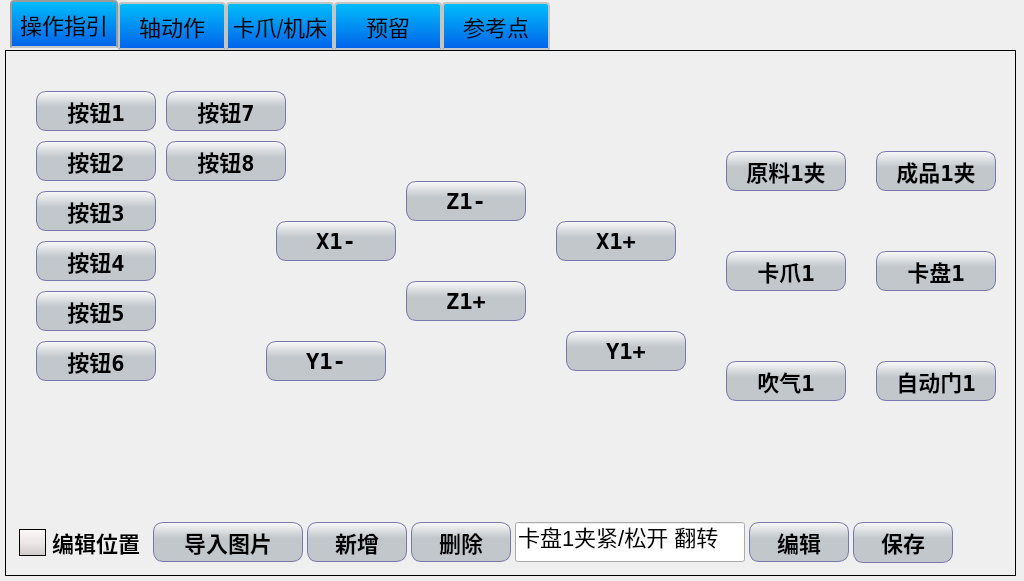
The window that manualform.ui (Jade-yun/MachineTool) describes before a commit, drawn with Qt 5.
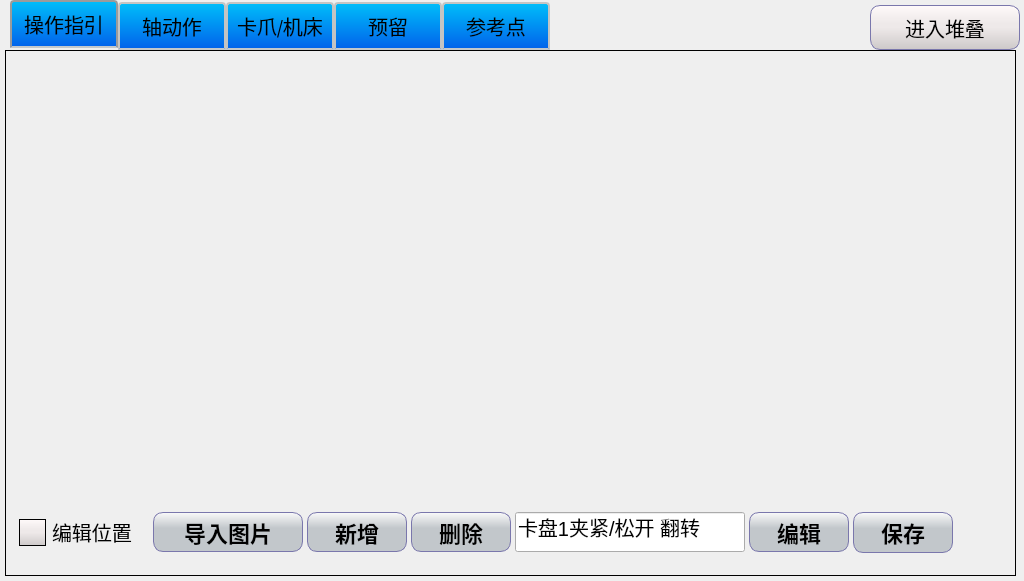
The same window after the commit. The open tabs and pages were chosen to show the change. Icons and pictures are not drawn.

The edit to the form file:
```diff
--- a/manualform.ui
+++ b/manualform.ui
@@ -16,12 +16,25 @@
   <property name="styleSheet">
    <string notr="true">QLabel { 
 	font-family: 'SimSun';
-	font-size: 22px; 
+	font-size: 20px; 
 }
+
+
 QWidget{ 
 	font-family: 'SimSun';
-	font-size: 22px; 
+	font-size: 20px; 
 }
+
+/*******************************************************/
+QCheckBox::indicator {
+        background-color: qlineargradient(x1 : 0, y1 : 0, x2 : 1, y2 : 0,stop : 0 #FFFFFF, stop: 1 #C0C0C0); 
+    }
+QCheckBox::indicator:checked {
+background-color: qlineargradient(x1 : 0, y1 : 0, x2 : 1, y2 : 0,stop : 0 #F8F8FF, stop: 1 #1E90FF); 
+        image: url(:/images/check_mark1.png);
+        border-image: none;
+    }
+
 /************************************************/
 QPushButton
 {
@@ -32,7 +45,7 @@
     border-radius:10px; /*边框倒角*/
 
 	font-family: DejaVuSansMono;
-	font-size: 22px; 
+	font-weight:normal;
 	font-family: 'SimSun';
 	background: qlineargradient(x1: 0, y1: 0, x2: 0, y2: 1,stop: 0 #FFFAFA, stop: 0.4 #EEE9E9,stop: 0.5 #EEE9E9, stop: 1.0 #CDC9C9);
 
@@ -48,8 +61,8 @@
 }
 /*****************************************************/
 QCheckBox { 
-font-size: 22px;
-font-weight:bold;
+font-size: 20px;
+font-weight:normal;
 font-family: 'SimSun';
 }
 QCheckBox::indicator{
@@ -58,6 +71,31 @@
 border: 1px solid black; 
 background-color: qlineargradient(x1: 0, y1: 0, x2: 0, y2: 1,stop: 0 #FFFAFA, stop: 0.4 #EEE9E9,stop: 0.5 #EEE9E9, stop: 1.0 #CDC9C9);
 }
+
+/*****************************************************************/
+QComboBox::!editable {
+                      border: 2px solid #808A87; /* 边框宽度和颜色 */
+                       }
+QComboBox::drop-down {
+    subcontrol-origin: padding-right;
+    subcontrol-position: top right;
+    width: 20px; /* 下拉箭头宽度 */
+    border-left-width: 2px; /* 文本和箭头之间的分隔线宽度 */
+    border-left-color: gray; /* 文本和箭头之间的分隔线颜色 */
+    border-left-style: solid; /* 文本和箭头之间的分隔线样式 */
+}
+QComboBox::down-arrow {
+    image: url(:/images/arrow_down_normal.png); /* 自定义下拉箭头图片 */
+}
+
+QComboBox QAbstractItemView::item:hover{ 
+  background-color:#409CE1;
+  color:rgb(252, 233, 79);
+}
+QComboBox QAbstractItemView::item:selected{
+  background-color:#409CE1;
+  color:rgb(252, 233, 79);
+}
 /**************************************************/
 QTabWidget::tab-bar{
         alignment:left;
@@ -119,7 +157,20 @@
 
 QTabWidget::pane {
     border: 1px solid #000000; /* 设置边框样式和颜色 */
-}</string>
+}
+
+/******************************************************/
+QGroupBox {
+	border: 1px solid black;
+	border-radius:5px;
+	margin-top:10px; 
+}
+QGroupBox::title { 
+	subcontrol-origin: margin;
+	left: 10px;
+	bottom: 5px;
+}
+</string>
   </property>
   <widget class="QTabWidget" name="tabWidgetSig">
    <property name="geometry">
@@ -168,731 +219,11 @@
     <attribute name="title">
      <string>操作指引</string>
     </attribute>
-    <widget class="QPushButton" name="btn_Z1_cut">
-     <property name="geometry">
-      <rect>
-       <x>400</x>
-       <y>130</y>
-       <width>120</width>
-       <height>40</height>
-      </rect>
-     </property>
-     <property name="minimumSize">
-      <size>
-       <width>120</width>
-       <height>40</height>
-      </size>
-     </property>
-     <property name="maximumSize">
-      <size>
-       <width>120</width>
-       <height>40</height>
-      </size>
-     </property>
-     <property name="font">
-      <font>
-       <family>SimSun</family>
-       <pointsize>-1</pointsize>
-       <weight>75</weight>
-       <bold>true</bold>
-      </font>
-     </property>
-     <property name="styleSheet">
-      <string notr="true"/>
-     </property>
-     <property name="text">
-      <string>Z1-</string>
-     </property>
-    </widget>
-    <widget class="QPushButton" name="btn_X1_cut">
-     <property name="geometry">
-      <rect>
-       <x>270</x>
-       <y>170</y>
-       <width>120</width>
-       <height>40</height>
-      </rect>
-     </property>
-     <property name="minimumSize">
-      <size>
-       <width>120</width>
-       <height>40</height>
-      </size>
-     </property>
-     <property name="maximumSize">
-      <size>
-       <width>120</width>
-       <height>40</height>
-      </size>
-     </property>
-     <property name="font">
-      <font>
-       <family>SimSun</family>
-       <pointsize>-1</pointsize>
-       <weight>75</weight>
-       <bold>true</bold>
-      </font>
-     </property>
-     <property name="styleSheet">
-      <string notr="true"/>
-     </property>
-     <property name="text">
-      <string>X1-</string>
-     </property>
-    </widget>
-    <widget class="QPushButton" name="btn_Z1_add">
-     <property name="geometry">
-      <rect>
-       <x>400</x>
-       <y>230</y>
-       <width>120</width>
-       <height>40</height>
-      </rect>
-     </property>
-     <property name="minimumSize">
-      <size>
-       <width>120</width>
-       <height>40</height>
-      </size>
-     </property>
-     <property name="maximumSize">
-      <size>
-       <width>120</width>
-       <height>40</height>
-      </size>
-     </property>
-     <property name="font">
-      <font>
-       <family>SimSun</family>
-       <pointsize>-1</pointsize>
-       <weight>75</weight>
-       <bold>true</bold>
-      </font>
-     </property>
-     <property name="styleSheet">
-      <string notr="true"/>
-     </property>
-     <property name="text">
-      <string>Z1+</string>
-     </property>
-    </widget>
-    <widget class="QPushButton" name="btn_X1_add">
-     <property name="geometry">
-      <rect>
-       <x>550</x>
-       <y>170</y>
-       <width>120</width>
-       <height>40</height>
-      </rect>
-     </property>
-     <property name="minimumSize">
-      <size>
-       <width>120</width>
-       <height>40</height>
-      </size>
-     </property>
-     <property name="maximumSize">
-      <size>
-       <width>120</width>
-       <height>40</height>
-      </size>
-     </property>
-     <property name="font">
-      <font>
-       <family>SimSun</family>
-       <pointsize>-1</pointsize>
-       <weight>75</weight>
-       <bold>true</bold>
-      </font>
-     </property>
-     <property name="styleSheet">
-      <string notr="true"/>
-     </property>
-     <property name="text">
-      <string>X1+</string>
-     </property>
-    </widget>
-    <widget class="QPushButton" name="btn_Y1_cut">
-     <property name="geometry">
-      <rect>
-       <x>260</x>
-       <y>290</y>
-       <width>120</width>
-       <height>40</height>
-      </rect>
-     </property>
-     <property name="minimumSize">
-      <size>
-       <width>120</width>
-       <height>40</height>
-      </size>
-     </property>
-     <property name="maximumSize">
-      <size>
-       <width>120</width>
-       <height>40</height>
-      </size>
-     </property>
-     <property name="font">
-      <font>
-       <family>SimSun</family>
-       <pointsize>-1</pointsize>
-       <weight>75</weight>
-       <bold>true</bold>
-      </font>
-     </property>
-     <property name="styleSheet">
-      <string notr="true"/>
-     </property>
-     <property name="text">
-      <string>Y1-</string>
-     </property>
-    </widget>
-    <widget class="QPushButton" name="btn_Y1_add">
-     <property name="geometry">
-      <rect>
-       <x>560</x>
-       <y>280</y>
-       <width>120</width>
-       <height>40</height>
-      </rect>
-     </property>
-     <property name="minimumSize">
-      <size>
-       <width>120</width>
-       <height>40</height>
-      </size>
-     </property>
-     <property name="maximumSize">
-      <size>
-       <width>120</width>
-       <height>40</height>
-      </size>
-     </property>
-     <property name="font">
-      <font>
-       <family>SimSun</family>
-       <pointsize>-1</pointsize>
-       <weight>75</weight>
-       <bold>true</bold>
-      </font>
-     </property>
-     <property name="styleSheet">
-      <string notr="true"/>
-     </property>
-     <property name="text">
-      <string>Y1+</string>
-     </property>
-    </widget>
-    <widget class="QPushButton" name="btn_material1">
-     <property name="geometry">
-      <rect>
-       <x>720</x>
-       <y>100</y>
-       <width>120</width>
-       <height>40</height>
-      </rect>
-     </property>
-     <property name="minimumSize">
-      <size>
-       <width>120</width>
-       <height>40</height>
-      </size>
-     </property>
-     <property name="maximumSize">
-      <size>
-       <width>120</width>
-       <height>40</height>
-      </size>
-     </property>
-     <property name="font">
-      <font>
-       <family>SimSun</family>
-       <pointsize>-1</pointsize>
-       <weight>75</weight>
-       <bold>true</bold>
-      </font>
-     </property>
-     <property name="styleSheet">
-      <string notr="true"/>
-     </property>
-     <property name="text">
-      <string>原料1夹</string>
-     </property>
-    </widget>
-    <widget class="QPushButton" name="btn_product1">
-     <property name="geometry">
-      <rect>
-       <x>870</x>
-       <y>100</y>
-       <width>120</width>
-       <height>40</height>
-      </rect>
-     </property>
-     <property name="minimumSize">
-      <size>
-       <width>120</width>
-       <height>40</height>
-      </size>
-     </property>
-     <property name="maximumSize">
-      <size>
-       <width>120</width>
-       <height>40</height>
-      </size>
-     </property>
-     <property name="font">
-      <font>
-       <family>SimSun</family>
-       <pointsize>-1</pointsize>
-       <weight>75</weight>
-       <bold>true</bold>
-      </font>
-     </property>
-     <property name="styleSheet">
-      <string notr="true"/>
-     </property>
-     <property name="text">
-      <string>成品1夹</string>
-     </property>
-    </widget>
-    <widget class="QPushButton" name="btn_chuck1">
-     <property name="geometry">
-      <rect>
-       <x>870</x>
-       <y>200</y>
-       <width>120</width>
-       <height>40</height>
-      </rect>
-     </property>
-     <property name="minimumSize">
-      <size>
-       <width>120</width>
-       <height>40</height>
-      </size>
-     </property>
-     <property name="maximumSize">
-      <size>
-       <width>120</width>
-       <height>40</height>
-      </size>
-     </property>
-     <property name="font">
-      <font>
-       <family>SimSun</family>
-       <pointsize>-1</pointsize>
-       <weight>75</weight>
-       <bold>true</bold>
-      </font>
-     </property>
-     <property name="styleSheet">
-      <string notr="true"/>
-     </property>
-     <property name="text">
-      <string>卡盘1</string>
-     </property>
-    </widget>
-    <widget class="QPushButton" name="btn_claw1">
-     <property name="geometry">
-      <rect>
-       <x>720</x>
-       <y>200</y>
-       <width>120</width>
-       <height>40</height>
-      </rect>
-     </property>
-     <property name="minimumSize">
-      <size>
-       <width>120</width>
-       <height>40</height>
-      </size>
-     </property>
-     <property name="maximumSize">
-      <size>
-       <width>120</width>
-       <height>40</height>
-      </size>
-     </property>
-     <property name="font">
-      <font>
-       <family>SimSun</family>
-       <pointsize>-1</pointsize>
-       <weight>75</weight>
-       <bold>true</bold>
-      </font>
-     </property>
-     <property name="styleSheet">
-      <string notr="true"/>
-     </property>
-     <property name="text">
-      <string>卡爪1</string>
-     </property>
-    </widget>
-    <widget class="QPushButton" name="btn_autoDoor1">
-     <property name="geometry">
-      <rect>
-       <x>870</x>
-       <y>310</y>
-       <width>120</width>
-       <height>40</height>
-      </rect>
-     </property>
-     <property name="minimumSize">
-      <size>
-       <width>120</width>
-       <height>40</height>
-      </size>
-     </property>
-     <property name="maximumSize">
-      <size>
-       <width>120</width>
-       <height>40</height>
-      </size>
-     </property>
-     <property name="font">
-      <font>
-       <family>SimSun</family>
-       <pointsize>-1</pointsize>
-       <weight>75</weight>
-       <bold>true</bold>
-      </font>
-     </property>
-     <property name="styleSheet">
-      <string notr="true"/>
-     </property>
-     <property name="text">
-      <string>自动门1</string>
-     </property>
-    </widget>
-    <widget class="QPushButton" name="btn_gass1">
-     <property name="geometry">
-      <rect>
-       <x>720</x>
-       <y>310</y>
-       <width>120</width>
-       <height>40</height>
-      </rect>
-     </property>
-     <property name="minimumSize">
-      <size>
-       <width>120</width>
-       <height>40</height>
-      </size>
-     </property>
-     <property name="maximumSize">
-      <size>
-       <width>120</width>
-       <height>40</height>
-      </size>
-     </property>
-     <property name="font">
-      <font>
-       <family>SimSun</family>
-       <pointsize>-1</pointsize>
-       <weight>75</weight>
-       <bold>true</bold>
-      </font>
-     </property>
-     <property name="styleSheet">
-      <string notr="true"/>
-     </property>
-     <property name="text">
-      <string>吹气1</string>
-     </property>
-    </widget>
-    <widget class="QPushButton" name="btn_claw1_2">
-     <property name="geometry">
-      <rect>
-       <x>30</x>
-       <y>90</y>
-       <width>120</width>
-       <height>40</height>
-      </rect>
-     </property>
-     <property name="minimumSize">
-      <size>
-       <width>120</width>
-       <height>40</height>
-      </size>
-     </property>
-     <property name="maximumSize">
-      <size>
-       <width>120</width>
-       <height>40</height>
-      </size>
-     </property>
-     <property name="font">
-      <font>
-       <family>SimSun</family>
-       <pointsize>-1</pointsize>
-       <weight>75</weight>
-       <bold>true</bold>
-      </font>
-     </property>
-     <property name="styleSheet">
-      <string notr="true"/>
-     </property>
-     <property name="text">
-      <string>按钮2</string>
-     </property>
-    </widget>
-    <widget class="QPushButton" name="btn_material1_2">
-     <property name="geometry">
-      <rect>
-       <x>30</x>
-       <y>40</y>
-       <width>120</width>
-       <height>40</height>
-      </rect>
-     </property>
-     <property name="minimumSize">
-      <size>
-       <width>120</width>
-       <height>40</height>
-      </size>
-     </property>
-     <property name="maximumSize">
-      <size>
-       <width>120</width>
-       <height>40</height>
-      </size>
-     </property>
-     <property name="font">
-      <font>
-       <family>SimSun</family>
-       <pointsize>-1</pointsize>
-       <weight>75</weight>
-       <bold>true</bold>
-      </font>
-     </property>
-     <property name="styleSheet">
-      <string notr="true"/>
-     </property>
-     <property name="text">
-      <string>按钮1</string>
-     </property>
-    </widget>
-    <widget class="QPushButton" name="btn_gass1_2">
-     <property name="geometry">
-      <rect>
-       <x>30</x>
-       <y>140</y>
-       <width>120</width>
-       <height>40</height>
-      </rect>
-     </property>
-     <property name="minimumSize">
-      <size>
-       <width>120</width>
-       <height>40</height>
-      </size>
-     </property>
-     <property name="maximumSize">
-      <size>
-       <width>120</width>
-       <height>40</height>
-      </size>
-     </property>
-     <property name="font">
-      <font>
-       <family>SimSun</family>
-       <pointsize>-1</pointsize>
-       <weight>75</weight>
-       <bold>true</bold>
-      </font>
-     </property>
-     <property name="styleSheet">
-      <string notr="true"/>
-     </property>
-     <property name="text">
-      <string>按钮3</string>
-     </property>
-    </widget>
-    <widget class="QPushButton" name="btn_material1_3">
-     <property name="geometry">
-      <rect>
-       <x>30</x>
-       <y>190</y>
-       <width>120</width>
-       <height>40</height>
-      </rect>
-     </property>
-     <property name="minimumSize">
-      <size>
-       <width>120</width>
-       <height>40</height>
-      </size>
-     </property>
-     <property name="maximumSize">
-      <size>
-       <width>120</width>
-       <height>40</height>
-      </size>
-     </property>
-     <property name="font">
-      <font>
-       <family>SimSun</family>
-       <pointsize>-1</pointsize>
-       <weight>75</weight>
-       <bold>true</bold>
-      </font>
-     </property>
-     <property name="styleSheet">
-      <string notr="true"/>
-     </property>
-     <property name="text">
-      <string>按钮4</string>
-     </property>
-    </widget>
-    <widget class="QPushButton" name="btn_gass1_3">
-     <property name="geometry">
-      <rect>
-       <x>30</x>
-       <y>290</y>
-       <width>120</width>
-       <height>40</height>
-      </rect>
-     </property>
-     <property name="minimumSize">
-      <size>
-       <width>120</width>
-       <height>40</height>
-      </size>
-     </property>
-     <property name="maximumSize">
-      <size>
-       <width>120</width>
-       <height>40</height>
-      </size>
-     </property>
-     <property name="font">
-      <font>
-       <family>SimSun</family>
-       <pointsize>-1</pointsize>
-       <weight>75</weight>
-       <bold>true</bold>
-      </font>
-     </property>
-     <property name="styleSheet">
-      <string notr="true"/>
-     </property>
-     <property name="text">
-      <string>按钮6</string>
-     </property>
-    </widget>
-    <widget class="QPushButton" name="btn_claw1_3">
-     <property name="geometry">
-      <rect>
-       <x>30</x>
-       <y>240</y>
-       <width>120</width>
-       <height>40</height>
-      </rect>
-     </property>
-     <property name="minimumSize">
-      <size>
-       <width>120</width>
-       <height>40</height>
-      </size>
-     </property>
-     <property name="maximumSize">
-      <size>
-       <width>120</width>
-       <height>40</height>
-      </size>
-     </property>
-     <property name="font">
-      <font>
-       <family>SimSun</family>
-       <pointsize>-1</pointsize>
-       <weight>75</weight>
-       <bold>true</bold>
-      </font>
-     </property>
-     <property name="styleSheet">
-      <string notr="true"/>
-     </property>
-     <property name="text">
-      <string>按钮5</string>
-     </property>
-    </widget>
-    <widget class="QPushButton" name="btn_claw1_4">
-     <property name="geometry">
-      <rect>
-       <x>160</x>
-       <y>90</y>
-       <width>120</width>
-       <height>40</height>
-      </rect>
-     </property>
-     <property name="minimumSize">
-      <size>
-       <width>120</width>
-       <height>40</height>
-      </size>
-     </property>
-     <property name="maximumSize">
-      <size>
-       <width>120</width>
-       <height>40</height>
-      </size>
-     </property>
-     <property name="font">
-      <font>
-       <family>SimSun</family>
-       <pointsize>-1</pointsize>
-       <weight>75</weight>
-       <bold>true</bold>
-      </font>
-     </property>
-     <property name="styleSheet">
-      <string notr="true"/>
-     </property>
-     <property name="text">
-      <string>按钮8</string>
-     </property>
-    </widget>
-    <widget class="QPushButton" name="btn_material1_4">
-     <property name="geometry">
-      <rect>
-       <x>160</x>
-       <y>40</y>
-       <width>120</width>
-       <height>40</height>
-      </rect>
-     </property>
-     <property name="minimumSize">
-      <size>
-       <width>120</width>
-       <height>40</height>
-      </size>
-     </property>
-     <property name="maximumSize">
-      <size>
-       <width>120</width>
-       <height>40</height>
-      </size>
-     </property>
-     <property name="font">
-      <font>
-       <family>SimSun</family>
-       <pointsize>-1</pointsize>
-       <weight>75</weight>
-       <bold>true</bold>
-      </font>
-     </property>
-     <property name="styleSheet">
-      <string notr="true"/>
-     </property>
-     <property name="text">
-      <string>按钮7</string>
-     </property>
-    </widget>
-    <widget class="QWidget" name="">
+    <widget class="QWidget" name="layoutWidget">
      <property name="geometry">
       <rect>
        <x>10</x>
-       <y>470</y>
+       <y>460</y>
        <width>941</width>
        <height>43</height>
       </rect>
@@ -919,7 +250,7 @@
          <string>编辑位置</string>
         </property>
         <property name="checked">
-         <bool>true</bool>
+         <bool>false</bool>
         </property>
         <property name="autoExclusive">
          <bool>false</bool>
@@ -1107,6 +438,21 @@
       </item>
      </layout>
     </widget>
+    <widget class="QLabel" name="labelBackgroud">
+     <property name="geometry">
+      <rect>
+       <x>0</x>
+       <y>4</y>
+       <width>1011</width>
+       <height>521</height>
+      </rect>
+     </property>
+     <property name="text">
+      <string/>
+     </property>
+    </widget>
+    <zorder>labelBackgroud</zorder>
+    <zorder>layoutWidget</zorder>
    </widget>
    <widget class="QWidget" name="tabAxisAction">
     <attribute name="title">
@@ -1660,6 +1006,42 @@
     </attribute>
    </widget>
   </widget>
+  <widget class="QPushButton" name="btnImportPicture_2">
+   <property name="geometry">
+    <rect>
+     <x>870</x>
+     <y>5</y>
+     <width>150</width>
+     <height>45</height>
+    </rect>
+   </property>
+   <property name="minimumSize">
+    <size>
+     <width>150</width>
+     <height>45</height>
+    </size>
+   </property>
+   <property name="maximumSize">
+    <size>
+     <width>150</width>
+     <height>45</height>
+    </size>
+   </property>
+   <property name="font">
+    <font>
+     <family>SimSun</family>
+     <pointsize>-1</pointsize>
+     <weight>50</weight>
+     <bold>false</bold>
+    </font>
+   </property>
+   <property name="styleSheet">
+    <string notr="true"/>
+   </property>
+   <property name="text">
+    <string>进入堆叠</string>
+   </property>
+  </widget>
  </widget>
  <resources>
   <include location="images.qrc"/>
```
Left out of the diff: 856 changed lines with no effect on the pictures.
